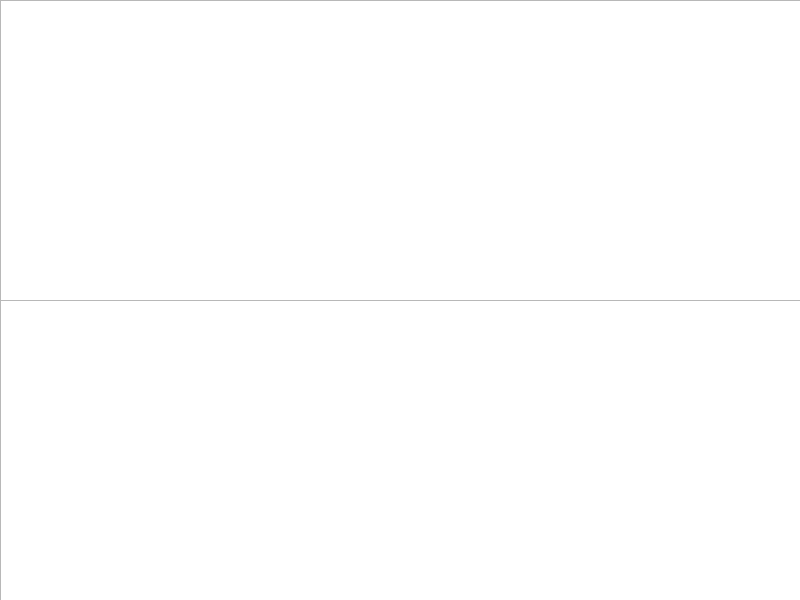
First picture: the form in osd/wndwnd.ui, repository jpcstpj7281/gameseer, before the edit.
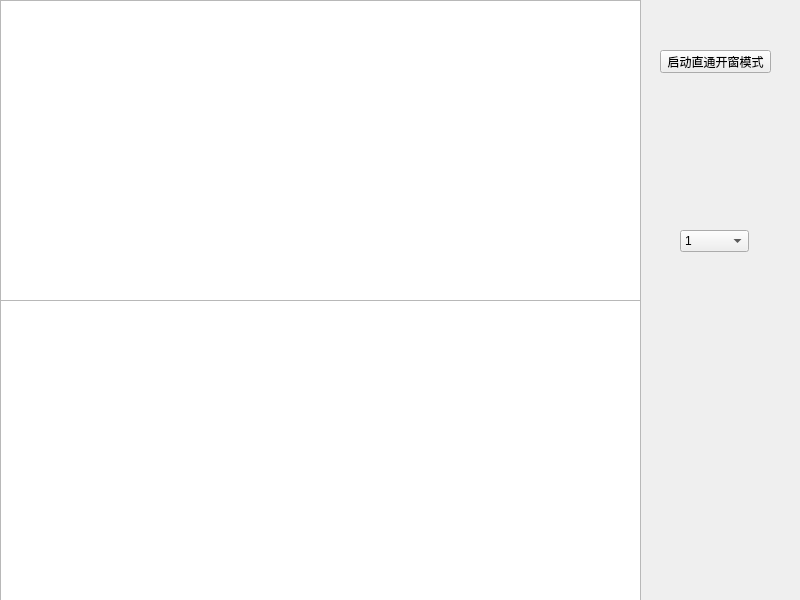
Second picture: the form after the edit.

The edit to the form file:
```diff
--- a/osd/wndwnd.ui
+++ b/osd/wndwnd.ui
@@ -24,7 +24,7 @@
     <rect>
      <x>0</x>
      <y>0</y>
-     <width>801</width>
+     <width>641</width>
      <height>301</height>
     </rect>
    </property>
@@ -40,7 +40,7 @@
     <rect>
      <x>0</x>
      <y>300</y>
-     <width>801</width>
+     <width>641</width>
      <height>301</height>
     </rect>
    </property>
@@ -51,6 +51,44 @@
     </size>
    </property>
   </widget>
+  <widget class="QPushButton" name="pbDirectWndMode">
+   <property name="geometry">
+    <rect>
+     <x>660</x>
+     <y>50</y>
+     <width>111</width>
+     <height>23</height>
+    </rect>
+   </property>
+   <property name="text">
+    <string>启动直通开窗模式</string>
+   </property>
+  </widget>
+  <widget class="QComboBox" name="comboBox">
+   <property name="geometry">
+    <rect>
+     <x>680</x>
+     <y>230</y>
+     <width>69</width>
+     <height>22</height>
+    </rect>
+   </property>
+   <item>
+    <property name="text">
+     <string>1</string>
+    </property>
+   </item>
+   <item>
+    <property name="text">
+     <string>2</string>
+    </property>
+   </item>
+   <item>
+    <property name="text">
+     <string>3</string>
+    </property>
+   </item>
+  </widget>
  </widget>
  <resources/>
  <connections/>
```
